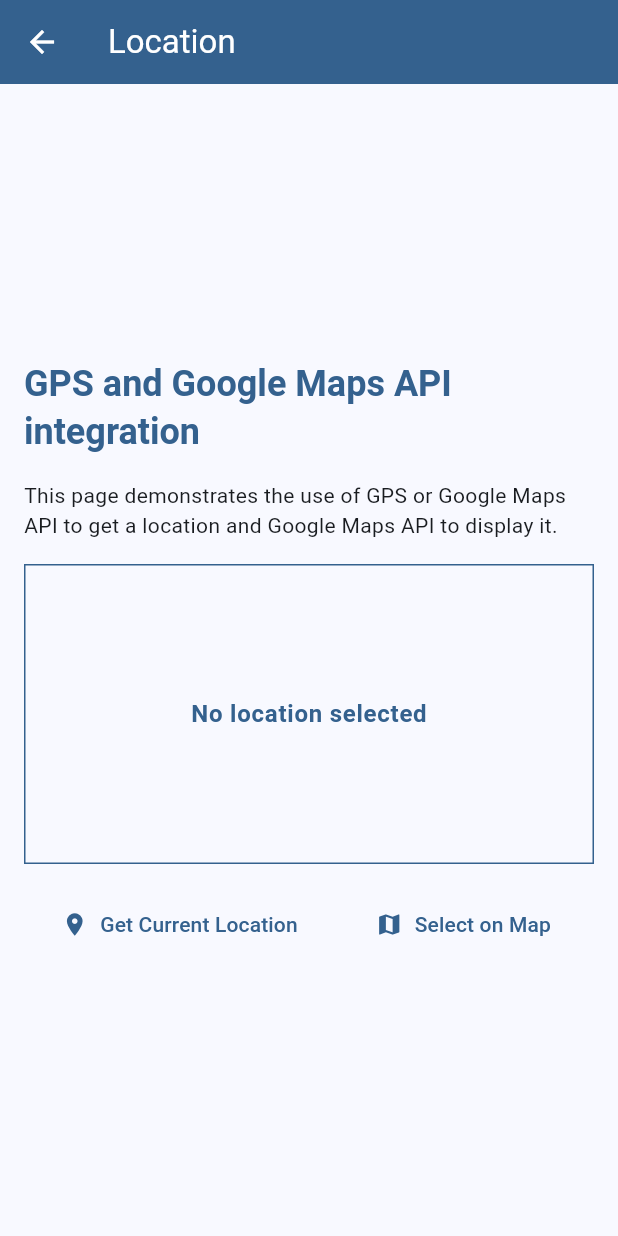
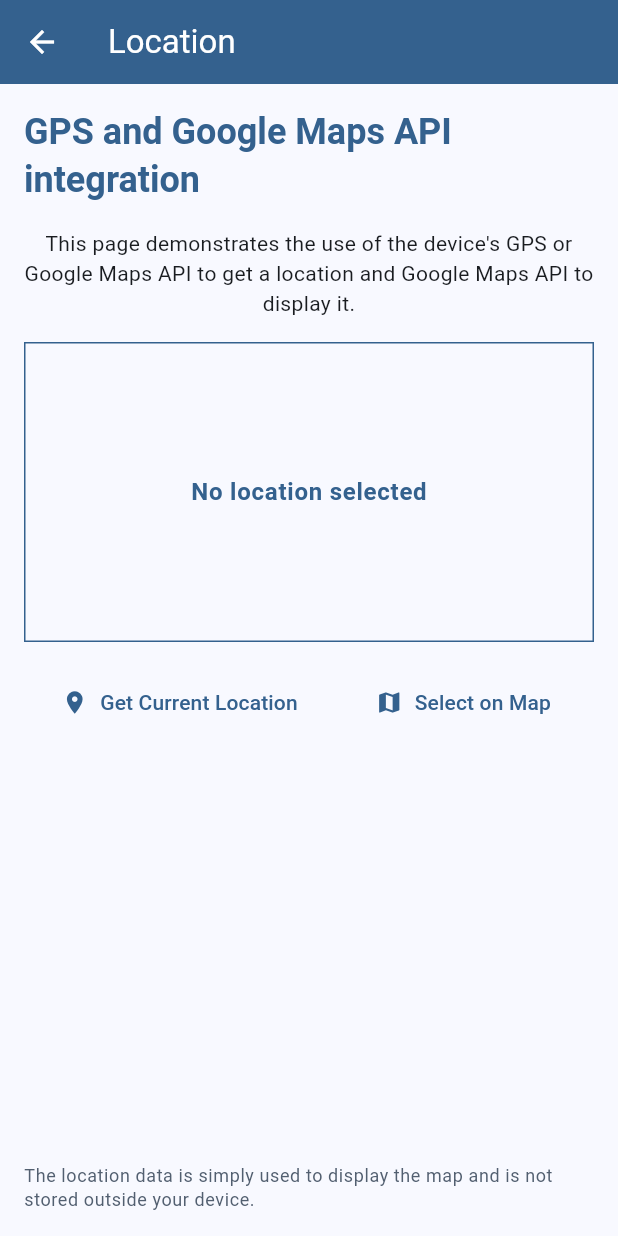
Before and after one commit to Jordan24/portfolio, a Flutter app: the LocationScreen screen opened directly, on a phone screen of 412 x 824 dp. Run offline on Flutter 3.47's test engine with Material 3 defaults, Android fonts, the phone set to English and light mode, and no system bars; our stand-ins replace animated_text_kit, cloud_firestore, envied, firebase_auth, firebase_core, firebase_storage and 6 more; missing offline and left inert: flutter_material_color_picker; accounts and stored records are empty; generated files the repository leaves out were written again.

Commit message:
Add text to Location screen

```diff
--- a/lib/location/screens/location_screen.dart
+++ b/lib/location/screens/location_screen.dart
@@ -140,7 +140,8 @@ class _LocationScreenState extends State<LocationScreen> {
               ),
             ),
             Text(
-              'This page demonstrates the use of GPS or Google Maps API to get a location and Google Maps API to display it.',
+              "This page demonstrates the use of the device's GPS or Google Maps API to get a location and Google Maps API to display it.",
+              textAlign: TextAlign.center,
             ),
             Center(
               child: Container(
@@ -173,6 +174,13 @@ class _LocationScreenState extends State<LocationScreen> {
                 ),
               ],
             ),
+            const Spacer(),
+            Text(
+              'The location data is simply used to display the map and is not stored outside your device.',
+              style: theme.textTheme.bodySmall!.copyWith(
+                color: theme.colorScheme.secondary,
+              ),
+            ),
           ],
         ),
       ),
```
